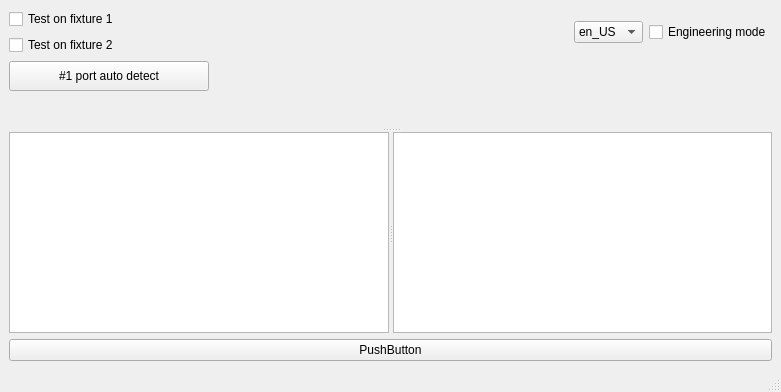
Above: ui/design3.ui from EasonLu1222/readByYourself before the change. Below: the same form after it.
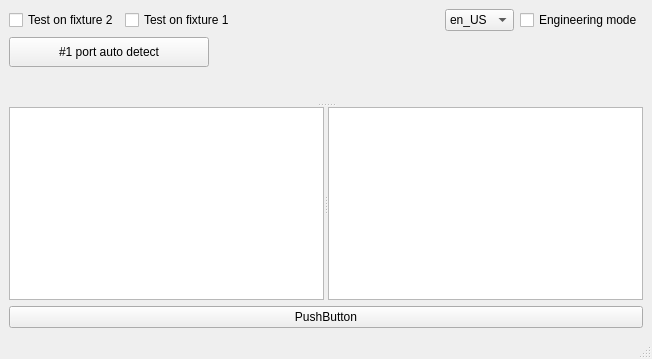
That is the form after the change. Custom widgets are drawn as their Qt base class.

Commit message: Use horizontal layout instead of vertical layout to wrap fixture checkbox

Diff of the .ui file:
```diff
--- a/ui/design3.ui
+++ b/ui/design3.ui
@@ -6,8 +6,8 @@
    <rect>
     <x>0</x>
     <y>0</y>
-    <width>781</width>
-    <height>392</height>
+    <width>652</width>
+    <height>359</height>
    </rect>
   </property>
   <property name="windowTitle">
@@ -20,14 +20,7 @@
       <item>
        <layout class="QHBoxLayout" name="horizontalLayout_2">
         <item>
-         <layout class="QVBoxLayout" name="verticalLayout_2">
-          <item>
-           <widget class="QCheckBox" name="checkBoxFx1">
-            <property name="text">
-             <string>Test on fixture 1</string>
-            </property>
-           </widget>
-          </item>
+         <layout class="QHBoxLayout" name="horizontalLayout">
           <item>
            <widget class="QCheckBox" name="checkBoxFx2">
             <property name="text">
@@ -35,6 +28,13 @@
             </property>
            </widget>
           </item>
+          <item>
+           <widget class="QCheckBox" name="checkBoxFx1">
+            <property name="text">
+             <string>Test on fixture 1</string>
+            </property>
+           </widget>
+          </item>
          </layout>
         </item>
         <item>
@@ -110,7 +110,11 @@
         <property name="orientation">
          <enum>Qt::Vertical</enum>
         </property>
-        <widget class="TableView" name="table_view" native="true"/>
+        <widget class="TableView" name="table_view" native="true">
+         <property name="styleSheet">
+          <string notr="true">b</string>
+         </property>
+        </widget>
         <widget class="QSplitter" name="splitter">
          <property name="orientation">
           <enum>Qt::Horizontal</enum>
```
The commit also changes 1 other file.
